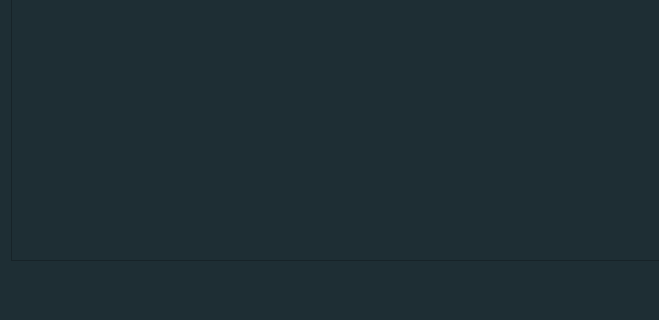
First picture: the form in src/ui/ViewTimeEntries.ui, repository CanMatthewCode/ArchitectsLog, before the edit; both pictures show x 0 to 659 and y 330 to 650 of the 1424 by 650 pixel window.
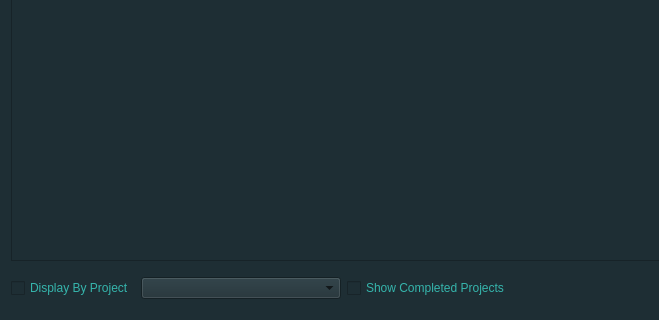
Second picture: the form after the edit.

Commit message: add showByProjectCheckBox, showCompletedProjectsCheckBox, add projectComboBox in ViewTimeEntries.pu/.ui

```diff
--- a/src/ui/ViewTimeEntries.ui
+++ b/src/ui/ViewTimeEntries.ui
@@ -97,6 +97,40 @@
    </item>
    <item>
     <layout class="QHBoxLayout" name="horizontalLayout">
+     <item>
+      <widget class="QCheckBox" name="showByProjectCheckBox">
+       <property name="styleSheet">
+        <string notr="true">QCheckBox{
+	color: #35B5AC;
+}</string>
+       </property>
+       <property name="text">
+        <string>Display By Project</string>
+       </property>
+      </widget>
+     </item>
+     <item>
+      <widget class="QComboBox" name="projectComboBox">
+       <property name="minimumSize">
+        <size>
+         <width>200</width>
+         <height>0</height>
+        </size>
+       </property>
+      </widget>
+     </item>
+     <item>
+      <widget class="QCheckBox" name="showCompletedProjectsCheckBox">
+       <property name="styleSheet">
+        <string notr="true">QCheckBox{
+	color: #35B5AC;
+}</string>
+       </property>
+       <property name="text">
+        <string>Show Completed Projects</string>
+       </property>
+      </widget>
+     </item>
      <item>
       <spacer name="horizontalSpacer">
        <property name="orientation">
```
The commit also changes 1 other file.
